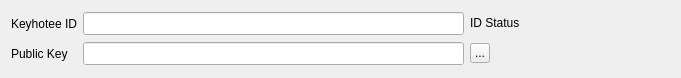
Above: AddressBook/keyhoteeidpubkeywidget.ui from InvictusInnovations/keyhotee before the change. Below: the same form after it.
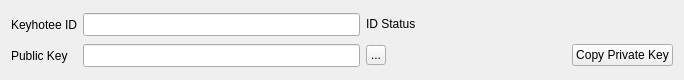
That is the form after the change. Icons and pictures are not drawn.

Commit message:
Add button to copy WIF of private key
Previously only the public key was accessible. Now the private key can
be copied by clicking the provided button. :)

Patch:
```diff
--- a/AddressBook/keyhoteeidpubkeywidget.ui
+++ b/AddressBook/keyhoteeidpubkeywidget.ui
@@ -6,8 +6,8 @@
    <rect>
     <x>0</x>
     <y>0</y>
-    <width>681</width>
-    <height>78</height>
+    <width>684</width>
+    <height>80</height>
    </rect>
   </property>
   <property name="focusPolicy">
@@ -17,6 +17,57 @@
    <string>KeyhoteeIDPubKeyWidget</string>
   </property>
   <layout class="QGridLayout" name="gridLayout">
+   <item row="3" column="2">
+    <widget class="QToolButton" name="public_key_to_clipboard">
+     <property name="maximumSize">
+      <size>
+       <width>20</width>
+       <height>20</height>
+      </size>
+     </property>
+     <property name="toolTip">
+      <string>Copy to clipboard</string>
+     </property>
+     <property name="text">
+      <string>...</string>
+     </property>
+     <property name="icon">
+      <iconset resource="../Keyhotee.qrc">
+       <normaloff>:/images/win/editcopy.png</normaloff>:/images/win/editcopy.png</iconset>
+     </property>
+     <property name="iconSize">
+      <size>
+       <width>20</width>
+       <height>20</height>
+      </size>
+     </property>
+    </widget>
+   </item>
+   <item row="3" column="1">
+    <widget class="QLineEdit" name="public_key">
+     <property name="font">
+      <font>
+       <pointsize>10</pointsize>
+      </font>
+     </property>
+    </widget>
+   </item>
+   <item row="3" column="0">
+    <widget class="QLabel" name="label_public_key">
+     <property name="text">
+      <string>Public Key</string>
+     </property>
+    </widget>
+   </item>
+   <item row="0" column="1">
+    <widget class="QLineEdit" name="keyhotee_id">
+     <property name="font">
+      <font>
+       <pointsize>10</pointsize>
+      </font>
+     </property>
+    </widget>
+   </item>
    <item row="0" column="0">
     <widget class="QLabel" name="label_keyhotee_id">
      <property name="text">
@@ -24,15 +75,6 @@
      </property>
     </widget>
    </item>
-   <item row="0" column="1">
-    <widget class="QLineEdit" name="keyhotee_id">
-     <property name="font">
-      <font>
-       <pointsize>10</pointsize>
-      </font>
-     </property>
-    </widget>
-   </item>
    <item row="0" column="2">
     <widget class="QLabel" name="id_status">
      <property name="sizePolicy">
@@ -52,45 +94,10 @@
      </property>
     </widget>
    </item>
-   <item row="1" column="0">
-    <widget class="QLabel" name="label_public_key">
+   <item row="3" column="3">
+    <widget class="QPushButton" name="private_key_button">
      <property name="text">
-      <string>Public Key</string>
-     </property>
-    </widget>
-   </item>
-   <item row="1" column="1">
-    <widget class="QLineEdit" name="public_key">
-     <property name="font">
-      <font>
-       <pointsize>10</pointsize>
-      </font>
-     </property>
-    </widget>
-   </item>
-   <item row="1" column="2">
-    <widget class="QToolButton" name="public_key_to_clipboard">
-     <property name="maximumSize">
-      <size>
-       <width>20</width>
-       <height>20</height>
-      </size>
-     </property>
-     <property name="toolTip">
-      <string>Copy to clipboard</string>
-     </property>
-     <property name="text">
-      <string>...</string>
-     </property>
-     <property name="icon">
-      <iconset resource="../Keyhotee.qrc">
-       <normaloff>:/images/win/editcopy.png</normaloff>:/images/win/editcopy.png</iconset>
-     </property>
-     <property name="iconSize">
-      <size>
-       <width>20</width>
-       <height>20</height>
-      </size>
+      <string>Copy Private Key</string>
      </property>
     </widget>
    </item>
```
The commit also changes 2 other files.
